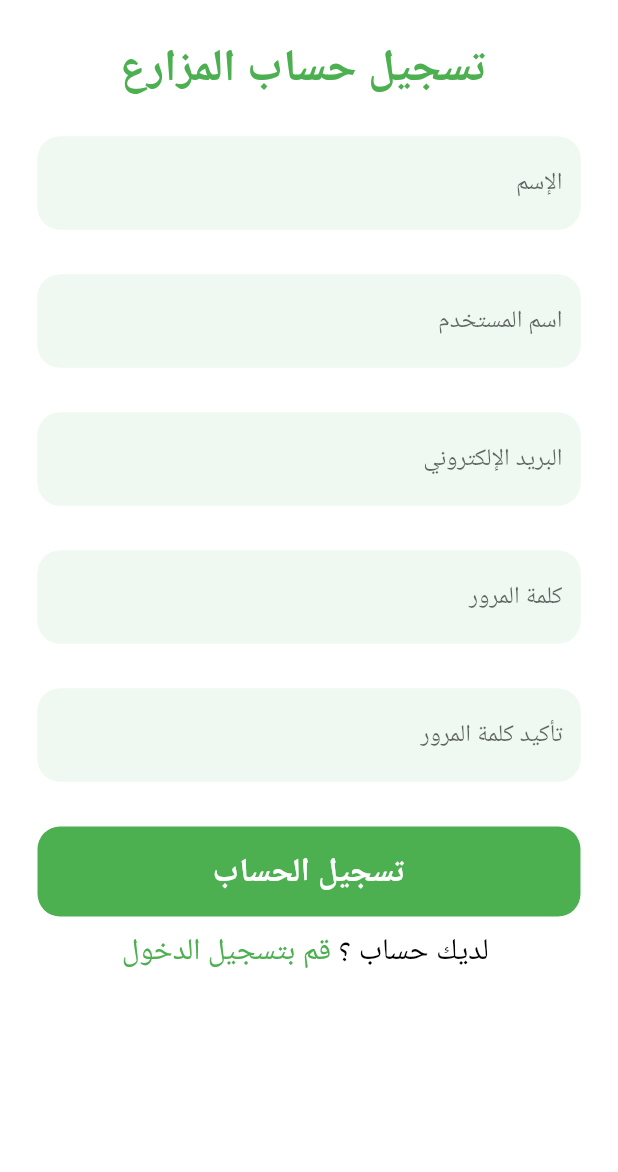
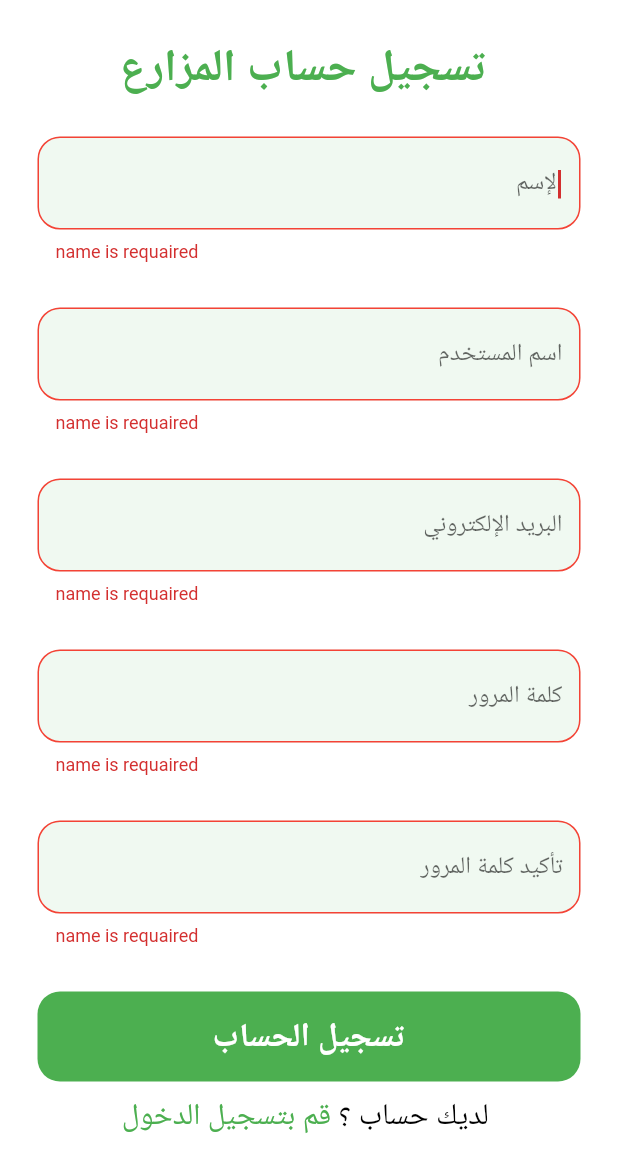
Before and after one commit to hmmod2020/hogool, a Flutter app: the SingUpFarmer screen opened by its route, after a tap on "تسجيل الحساب", on a phone screen of 412 x 824 dp. Shown: the top 1172 px of the screen. Run offline on Flutter 3.47's test engine with Material 2 defaults, Android fonts, the phone set to English and light mode, and no system bars; our stand-ins replace lottie; missing offline and left inert: dart:ffi.

Commit message:
make validation for singUp screen farmer

```diff
--- a/lib/UI/sign_up_farmer.dart
+++ b/lib/UI/sign_up_farmer.dart
@@ -1,9 +1,12 @@
 import 'package:flutter/gestures.dart';
 import 'package:flutter/material.dart';
 
+import '../modelView/sing_up_farmer.dart';
+
 class SingUpFarmer extends StatelessWidget {
-
-
+var modelView =SignUPFarmerModelView();
+var formKay=GlobalKey<FormState>();
+var testText="hmmod";
 static String singUpFarmer ="/singUpFarmer";
 
   @override
@@ -26,124 +29,21 @@ static String singUpFarmer ="/singUpFarmer";
                  ),),
               ),
               Form(
+                key:formKay,
                 child: Padding(
                   padding: const EdgeInsets.all(25),
                   child: SingleChildScrollView(
                     child: Column(
                       children: [
-                        TextFormField(
-                          textDirection: TextDirection.rtl,
-                          decoration: InputDecoration(
-                            hintText: "الإسم",
-                            hintTextDirection: TextDirection.rtl,
-                            filled: true,
-                            fillColor: Color(0xffF0F9F1),
-                            enabledBorder:  OutlineInputBorder(
-                              borderSide: BorderSide(
-                                color: Color(0xffF0F9F1),
-                              ),
-                              borderRadius: BorderRadius.all(Radius.circular(15)),
-                            ),
-                            focusedBorder: OutlineInputBorder(
-                              borderRadius: BorderRadius.all(Radius.circular(15),),
-                              borderSide: BorderSide(
-                                color: Color(0xffF0F9F1)
-                              )
-                            ),
-                          ),
-                        ),
+                        fieldFormWidget(true,testStirng,"الإسم",modelView.nameIsValid,false,TextInputType.name),
                         SizedBox(height:30),
-                        TextFormField(
-
-                          textDirection: TextDirection.rtl,
-                          decoration: InputDecoration(
-                            hintText: "اسم المستخدم",
-                            hintTextDirection: TextDirection.rtl,
-                            filled: true,
-                            fillColor: Color(0xffF0F9F1),
-                            enabledBorder:  OutlineInputBorder(
-                              borderSide: BorderSide(
-                                color: Color(0xffF0F9F1),
-                              ),
-                              borderRadius: BorderRadius.all(Radius.circular(15)),
-                            ),
-                            focusedBorder: OutlineInputBorder(
-                              borderRadius: BorderRadius.all(Radius.circular(15),),
-                              borderSide: BorderSide(
-                                color: Color(0xffF0F9F1)
-                              )
-                            ),
-                          ),
-                        ),
+                         fieldFormWidget(false,testStirng,"اسم المستخدم",modelView.nameIsValid,false,TextInputType.name),
                          SizedBox(height:30),
-                        TextFormField(
-                          keyboardType: TextInputType.emailAddress,
-                          textDirection: TextDirection.rtl,
-                          decoration: InputDecoration(
-                            hintText: "البريد الإلكتروني",
-                            hintTextDirection: TextDirection.rtl,
-                            filled: true,
-                            fillColor: Color(0xffF0F9F1),
-                            enabledBorder:  OutlineInputBorder(
-                              borderSide: BorderSide(
-                                color: Color(0xffF0F9F1),
-                              ),
-                              borderRadius: BorderRadius.all(Radius.circular(15)),
-                            ),
-                            focusedBorder: OutlineInputBorder(
-                              borderRadius: BorderRadius.all(Radius.circular(15),),
-                              borderSide: BorderSide(
-                                color: Color(0xffF0F9F1)
-                              )
-                            ),
-                          ),
-                        ),
+                          fieldFormWidget(false,testStirng,"البريد الإلكتروني",modelView.nameIsValid,false,TextInputType.emailAddress),
                          SizedBox(height:30),
-                        TextFormField(
-                          obscureText: true,
-                          textDirection: TextDirection.rtl,
-                          decoration: InputDecoration(
-                            hintText: "كلمة المرور ",
-                            hintTextDirection: TextDirection.rtl,
-                            filled: true,
-                            fillColor: Color(0xffF0F9F1),
-                            enabledBorder:  OutlineInputBorder(
-                              borderSide: BorderSide(
-                                color: Color(0xffF0F9F1),
-                              ),
-                              borderRadius: BorderRadius.all(Radius.circular(15)),
-                            ),
-                            focusedBorder: OutlineInputBorder(
-                              borderRadius: BorderRadius.all(Radius.circular(15),),
-                              borderSide: BorderSide(
-                                color: Color(0xffF0F9F1)
-                              )
-                            ),
-                          ),
-                        ),
+                        fieldFormWidget(false,testStirng,"كلمة المرور ",modelView.nameIsValid,true,TextInputType.name),
                          SizedBox(height:30),
-                        TextFormField(
-                          obscureText: true,
-                          textDirection: TextDirection.rtl,
-                          decoration: InputDecoration(
-                            hintText: "تأكيد كلمة المرور",
-                            hintTextDirection: TextDirection.rtl,
-                            filled: true,
-                            fillColor: Color(0xffF0F9F1),
-                            enabledBorder:  OutlineInputBorder(
-                              borderSide: BorderSide(
-                                color: Color(0xffF0F9F1),
-                              ),
-                              borderRadius: BorderRadius.all(Radius.circular(15)),
-                            ),
-                            focusedBorder: OutlineInputBorder(
-                              borderRadius: BorderRadius.all(Radius.circular(15),),
-                              borderSide: BorderSide(
-                                color: Color(0xffF0F9F1)
-                              )
-                            ),
-                          ),
-                        ),
+                         fieldFormWidget(false,testStirng,"تأكيد كلمة المرور",modelView.nameIsValid,true,TextInputType.name),
                          SizedBox(height:30),
                          Container(
                           width: double.infinity,
@@ -155,7 +55,11 @@ static String singUpFarmer ="/singUpFarmer";
                                 borderRadius: BorderRadius.circular(15)
                               ))
                             ),
-                            onPressed: (){},
+                            onPressed: (){
+                              if (formKay.currentState!.validate()){
+                                  //////write backend code here
+                              }
+                            },
                              child: Text("تسجيل الحساب",
                              style: TextStyle(
                               color: Colors.white,
@@ -194,13 +98,67 @@ static String singUpFarmer ="/singUpFarmer";
                   ),
                 ),
               ),
-
-
             ],
           ),
         )
       ),
     );
   }
+//////////////////my widget for this screen///////////////////
 
+Widget fieldFormWidget(bool focased , Function onChanged ,String hintText,
+Function validateor,bool isPassword,TextInputType inputType){
+
+                 return  TextFormField(
+
+                          onChanged: (value){
+                            formKay.currentState!.validate();
+                            onChanged(value);
+                          },
+                          keyboardType:inputType,
+                          obscureText:isPassword ,
+                          autofocus: focased,
+                          validator: (value){
+                          return validateor(value);
+                          },
+                          textDirection: TextDirection.rtl,
+                          decoration: InputDecoration(
+                            hintText: hintText,
+                            hintTextDirection: TextDirection.rtl,
+                            filled: true,
+                            fillColor: Color(0xffF0F9F1),
+                            enabledBorder:  OutlineInputBorder(
+                              borderSide: BorderSide(
+                                color: Color(0xffF0F9F1),
+                              ),
+                              borderRadius: BorderRadius.all(Radius.circular(15)),
+                            ),
+                            focusedBorder: OutlineInputBorder(
+                              borderRadius: BorderRadius.all(Radius.circular(15),),
+                              borderSide: BorderSide(
+                                color: Color(0xffF0F9F1)
+                              )
+                            ),
+                            errorBorder: OutlineInputBorder(
+                              borderRadius: BorderRadius.all(Radius.circular(15),),
+                              borderSide: BorderSide(
+                                color: Colors.red,
+                              ),
+                            ),
+                            focusedErrorBorder:  OutlineInputBorder(
+                              borderRadius: BorderRadius.all(Radius.circular(15),),
+                              borderSide: BorderSide(
+                                color: Colors.red,
+                              ),
+                            )
+                          ),
+                        );
 }
+
+
+//////////////////my widget for this screen///////////////////
+void testStirng(String h){
+
+print(h);
+}
+}
--- /dev/null
+++ b/lib/modelView/sing_up_farmer.dart
@@ -0,0 +1,17 @@
+class SignUPFarmerModelView {
+
+
+
+String? nameIsValid(String value){
+
+if(value.isEmpty||value==" "){
+  return "name is requaired";
+}
+
+
+
+return null;
+}
+
+
+}
```
